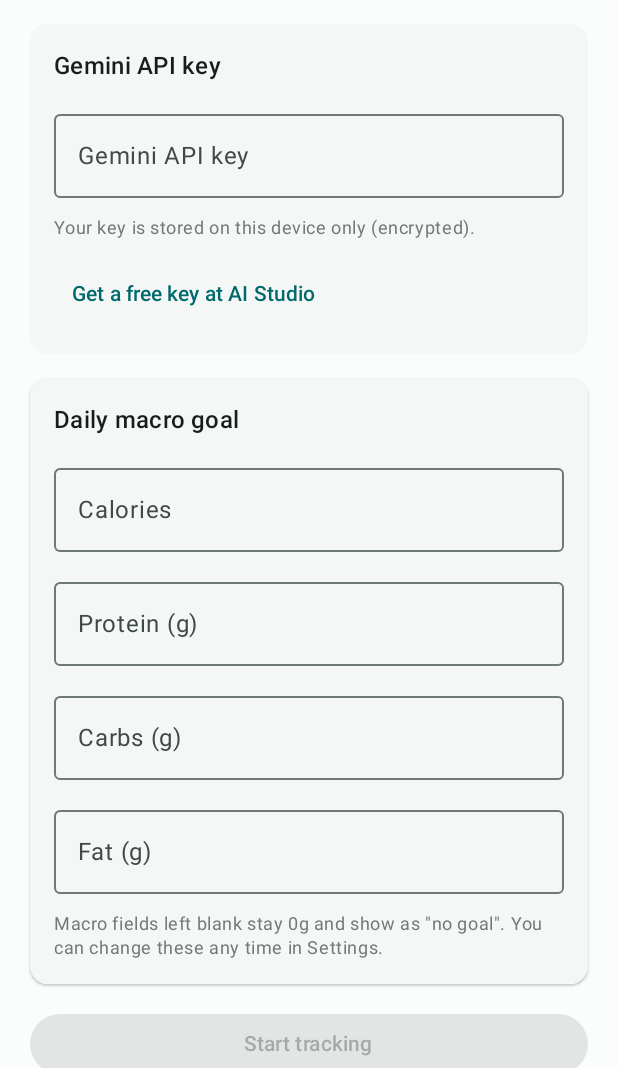
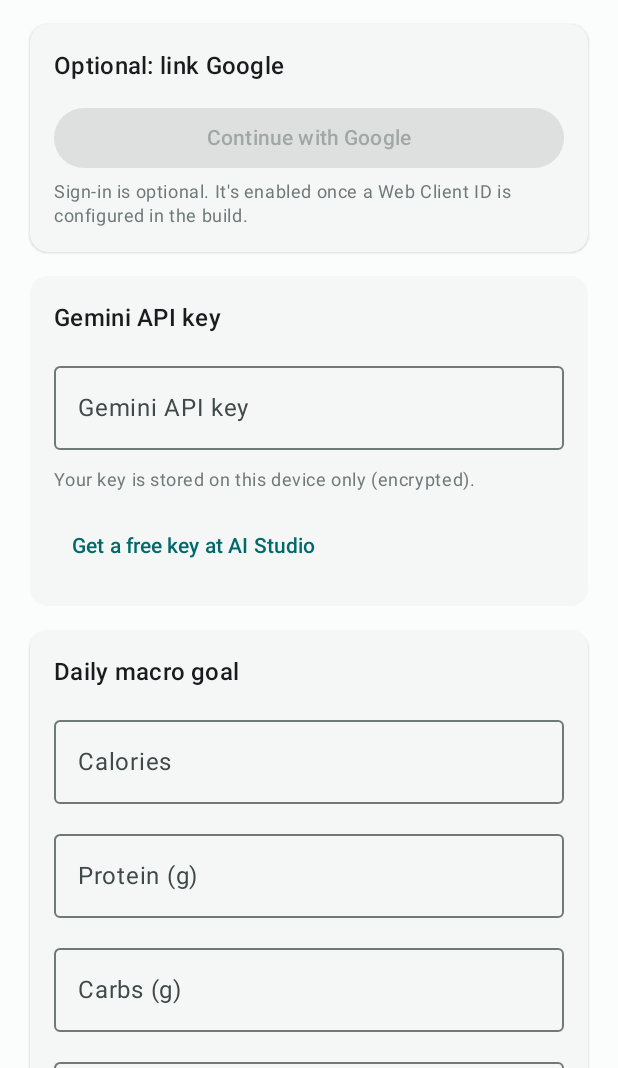
Before and after one commit to bruhjeshhh/GaaS, an Android app built with Jetpack Compose: the screen it shows after launch (MainActivity), on a phone screen of 412 x 824 dp, the part 168-1236 px from its top. Run offline under Robolectric (Android 15) with nearby library versions, the phone set to English and light mode, and no system bars; our stand-ins replace Room's generated code.

Commit message:
feat(auth): offer optional Google sign-in during onboarding

```diff
--- a/app/src/main/java/com/brajesh/gaas/MainActivity.kt
+++ b/app/src/main/java/com/brajesh/gaas/MainActivity.kt
@@ -61,6 +61,7 @@ class MainActivity : ComponentActivity() {
         setContent {
             val viewModel: MacroViewModel = viewModel(factory = MacroViewModel.Factory(repo))
             val themeMode by viewModel.themeMode.collectAsState()
+            val googleAccount by viewModel.googleAccount.collectAsState()
 
             GaaSTheme(themeMode) {
                 Surface(modifier = Modifier, color = MaterialTheme.colorScheme.background) {
@@ -68,10 +69,15 @@ class MainActivity : ComponentActivity() {
                     var screen by remember { mutableStateOf<Screen>(Screen.Home) }
 
                     if (!onboarded) {
-                        OnboardingScreen(onComplete = { key, goal ->
-                            viewModel.completeOnboarding(key, goal)
-                            onboarded = true
-                        })
+                        OnboardingScreen(
+                            googleAccount = googleAccount,
+                            onGoogleSignIn = viewModel::setGoogleAccount,
+                            onGoogleSignOut = { viewModel.setGoogleAccount(null) },
+                            onComplete = { key, goal ->
+                                viewModel.completeOnboarding(key, goal)
+                                onboarded = true
+                            }
+                        )
                     } else {
                         // The nav "stack" is a single state var, so system back has to be
                         // unwound by hand — otherwise it exits the app from a sub-screen.
--- /dev/null
+++ b/app/src/main/java/com/brajesh/gaas/ui/GoogleSignInButton.kt
@@ -0,0 +1,128 @@
+package com.brajesh.gaas.ui
+
+import androidx.activity.ComponentActivity
+import androidx.compose.foundation.layout.Column
+import androidx.compose.foundation.layout.Row
+import androidx.compose.foundation.layout.fillMaxWidth
+import androidx.compose.foundation.layout.padding
+import androidx.compose.foundation.layout.size
+import androidx.compose.material.icons.Icons
+import androidx.compose.material.icons.filled.AccountCircle
+import androidx.compose.material3.Button
+import androidx.compose.material3.Icon
+import androidx.compose.material3.MaterialTheme
+import androidx.compose.material3.Surface
+import androidx.compose.material3.Text
+import androidx.compose.material3.TextButton
+import androidx.compose.runtime.Composable
+import androidx.compose.runtime.getValue
+import androidx.compose.runtime.mutableStateOf
+import androidx.compose.runtime.remember
+import androidx.compose.runtime.rememberCoroutineScope
+import androidx.compose.runtime.setValue
+import androidx.compose.ui.Alignment
+import androidx.compose.ui.Modifier
+import androidx.compose.ui.platform.LocalContext
+import androidx.compose.ui.unit.dp
+import com.brajesh.gaas.BuildConfig
+import com.brajesh.gaas.auth.GoogleSignInManager
+import com.brajesh.gaas.auth.GoogleSignInResult
+import com.brajesh.gaas.data.GoogleAccount
+import kotlinx.coroutines.launch
+
+/**
+ * Optional Google sign-in. Kept in one place so onboarding and Settings behave
+ * identically, including the "not configured in this build" state for anyone
+ * building the repo without their own OAuth Web client id.
+ */
+@Composable
+fun GoogleSignInButton(
+    account: GoogleAccount?,
+    onSignedIn: (GoogleAccount) -> Unit,
+    onSignedOut: () -> Unit,
+    modifier: Modifier = Modifier
+) {
+    val context = LocalContext.current
+    val scope = rememberCoroutineScope()
+    var busy by remember { mutableStateOf(false) }
+    var error by remember { mutableStateOf<String?>(null) }
+    val configured = BuildConfig.GOOGLE_WEB_CLIENT_ID.isNotBlank()
+
+    Column(modifier.fillMaxWidth()) {
+        if (account != null) {
+            Surface(
+                shape = MaterialTheme.shapes.medium,
+                color = MaterialTheme.colorScheme.secondaryContainer,
+                modifier = Modifier.fillMaxWidth()
+            ) {
+                Row(
+                    Modifier.padding(horizontal = 12.dp, vertical = 8.dp),
+                    verticalAlignment = Alignment.CenterVertically
+                ) {
+                    Icon(
+                        Icons.Default.AccountCircle,
+                        contentDescription = null,
+                        tint = MaterialTheme.colorScheme.onSecondaryContainer,
+                        modifier = Modifier.size(32.dp)
+                    )
+                    Column(Modifier.weight(1f).padding(horizontal = 8.dp)) {
+                        Text(
+                            account.name ?: "Google account",
+                            style = MaterialTheme.typography.titleSmall,
+                            color = MaterialTheme.colorScheme.onSecondaryContainer
+                        )
+                        Text(
+                            account.email,
+                            style = MaterialTheme.typography.bodySmall,
+                            color = MaterialTheme.colorScheme.onSecondaryContainer
+                        )
+                    }
+                    TextButton(onClick = onSignedOut) { Text("Sign out") }
+                }
+            }
+        } else {
+            Button(
+                onClick = {
+                    val activity = context as? ComponentActivity
+                    if (activity == null) {
+                        error = "Google sign-in needs an Activity context."
+                        return@Button
+                    }
+                    error = null
+                    busy = true
+                    scope.launch {
+                        when (val result = GoogleSignInManager(activity).signIn()) {
+                            is GoogleSignInResult.Success -> onSignedIn(result.account)
+                            is GoogleSignInResult.Failed -> error = result.message
+                            is GoogleSignInResult.NotConfigured ->
+                                error = "Add a Google Web Client ID to enable sign-in."
+                            GoogleSignInResult.Cancelled -> Unit
+                        }
+                        busy = false
+                    }
+                },
+                enabled = !busy && configured,
+                modifier = Modifier.fillMaxWidth()
+            ) {
+                Text(if (busy) "Opening Google…" else "Continue with Google")
+            }
+        }
+
+        error?.let {
+            Text(
+                it,
+                style = MaterialTheme.typography.bodySmall,
+                color = MaterialTheme.colorScheme.error,
+                modifier = Modifier.padding(top = 4.dp)
+            )
+        }
+        if (!configured) {
+            Text(
+                "Sign-in is optional. It's enabled once a Web Client ID is configured in the build.",
+                style = MaterialTheme.typography.bodySmall,
+                color = MaterialTheme.colorScheme.outline,
+                modifier = Modifier.padding(top = 4.dp)
+            )
+        }
+    }
+}
--- a/app/src/main/java/com/brajesh/gaas/ui/OnboardingScreen.kt
+++ b/app/src/main/java/com/brajesh/gaas/ui/OnboardingScreen.kt
@@ -11,10 +11,16 @@ import androidx.compose.ui.platform.LocalUriHandler
 import androidx.compose.ui.text.input.KeyboardType
 import androidx.compose.ui.text.input.PasswordVisualTransformation
 import androidx.compose.ui.unit.dp
+import com.brajesh.gaas.data.GoogleAccount
 import com.brajesh.gaas.data.MacroGoal
 
 @Composable
-fun OnboardingScreen(onComplete: (apiKey: String, goal: MacroGoal) -> Unit) {
+fun OnboardingScreen(
+    googleAccount: GoogleAccount?,
+    onGoogleSignIn: (GoogleAccount) -> Unit,
+    onGoogleSignOut: () -> Unit,
+    onComplete: (apiKey: String, goal: MacroGoal) -> Unit
+) {
     var apiKey by remember { mutableStateOf("") }
     var calories by remember { mutableStateOf("") }
     var protein by remember { mutableStateOf("") }
@@ -43,6 +49,20 @@ fun OnboardingScreen(onComplete: (apiKey: String, goal: MacroGoal) -> Unit) {
                 style = MaterialTheme.typography.bodyMedium,
                 color = MaterialTheme.colorScheme.onSurfaceVariant
             )
+        }
+
+        ElevatedCard(Modifier.fillMaxWidth()) {
+            Column(
+                Modifier.padding(16.dp),
+                verticalArrangement = Arrangement.spacedBy(12.dp)
+            ) {
+                Text("Optional: link Google", style = MaterialTheme.typography.titleMedium)
+                GoogleSignInButton(
+                    account = googleAccount,
+                    onSignedIn = onGoogleSignIn,
+                    onSignedOut = onGoogleSignOut
+                )
+            }
         }
 
         ElevatedCard(Modifier.fillMaxWidth()) {
```
